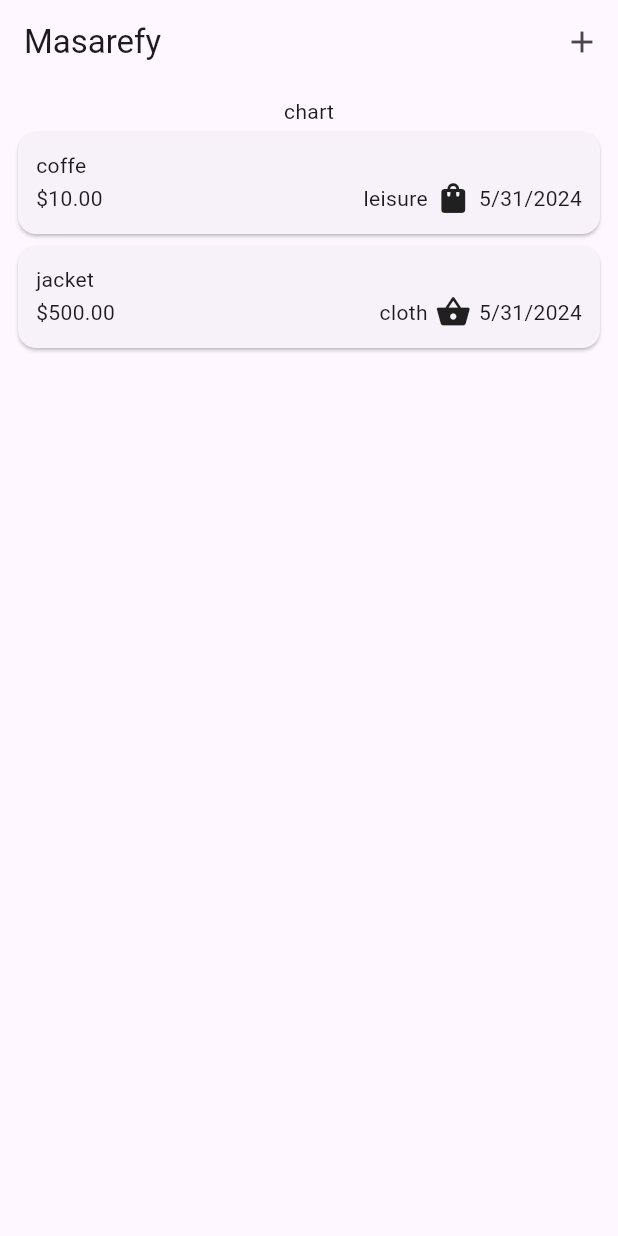
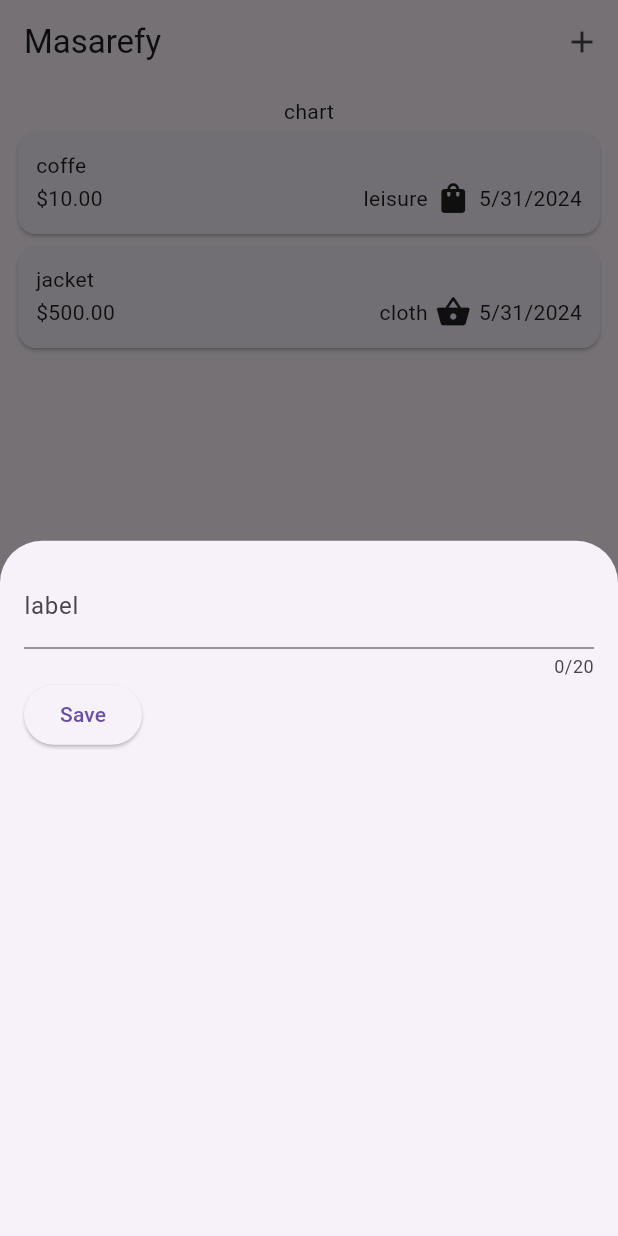
Before and after one commit to mahmoud-alwakeel/masarefy-app, a Flutter app: the screen it shows after launch, after a tap on the "add" icon, on a phone screen of 412 x 824 dp. Run offline on Flutter 3.47's test engine with Material 3 defaults, Android fonts, the phone set to English and light mode, and no system bars.

```diff
--- a/lib/screens/expenses.dart
+++ b/lib/screens/expenses.dart
@@ -1,4 +1,5 @@
 import 'package:flutter/material.dart';
+import 'package:masarefy/screens/widgets/new_expense.dart';
 import 'package:masarefy/screens/models/expense.dart';
 import 'package:masarefy/screens/widgets/expenses_list.dart';
 
@@ -24,12 +25,23 @@ class _ExpensesState extends State<Expenses> {
       category: Category.cloth,
     ),
   ];
+
+  void _openAddEXpensesOverlay() {
+    showModalBottomSheet(context: context, builder: (context) {
+      return NewExpense();
+    });
+  }
   @override
   Widget build(BuildContext context) {
     return Scaffold(
       appBar: AppBar(
         title: const Text('Masarefy'),
-        actions: [IconButton(onPressed: (){}, icon: const Icon(Icons.add))],
+        actions: [
+          IconButton(
+            onPressed: _openAddEXpensesOverlay,
+            icon: const Icon(Icons.add),
+          ),
+        ],
       ),
       body: Padding(
         padding: const EdgeInsets.all(8.0),
--- /dev/null
+++ b/lib/screens/widgets/new_expense.dart
@@ -0,0 +1,40 @@
+import 'package:flutter/material.dart';
+
+class NewExpense extends StatefulWidget {
+  const NewExpense({super.key});
+
+  @override
+  State<NewExpense> createState(){
+    return _NewExpenseState();
+  }
+}
+
+class _NewExpenseState extends State<NewExpense> {
+  final TextEditingController _textEditingController = TextEditingController();
+
+  @override
+  Widget build(BuildContext context) {
+    return Padding(
+      padding: EdgeInsets.all(16),
+      child: Column(
+        children: [
+          TextField(
+            controller: _textEditingController,
+            maxLength: 20,
+            decoration: InputDecoration(
+              label: Text('label')
+            ),
+          ),
+          Row(
+            children: [
+              ElevatedButton(
+                onPressed: (){
+                print(_textEditingController.text);
+              }, child: Text('Save'),),
+            ],
+          )
+        ],
+      ),
+    );
+  }
+}
--- a/pubspec.yaml
+++ b/pubspec.yaml
@@ -19,7 +19,7 @@ publish_to: 'none' # Remove this line if you wish to publish to pub.dev
 version: 1.0.0+1
 
 environment:
-  sdk: '>=3.4.0 <4.0.0'
+  sdk: '>=3.3.0 <4.0.0'
 
 # Dependencies specify other packages that your package needs in order to work.
 # To automatically upgrade your package dependencies to the latest versions
```
Also changed, not shown: pubspec.lock.
